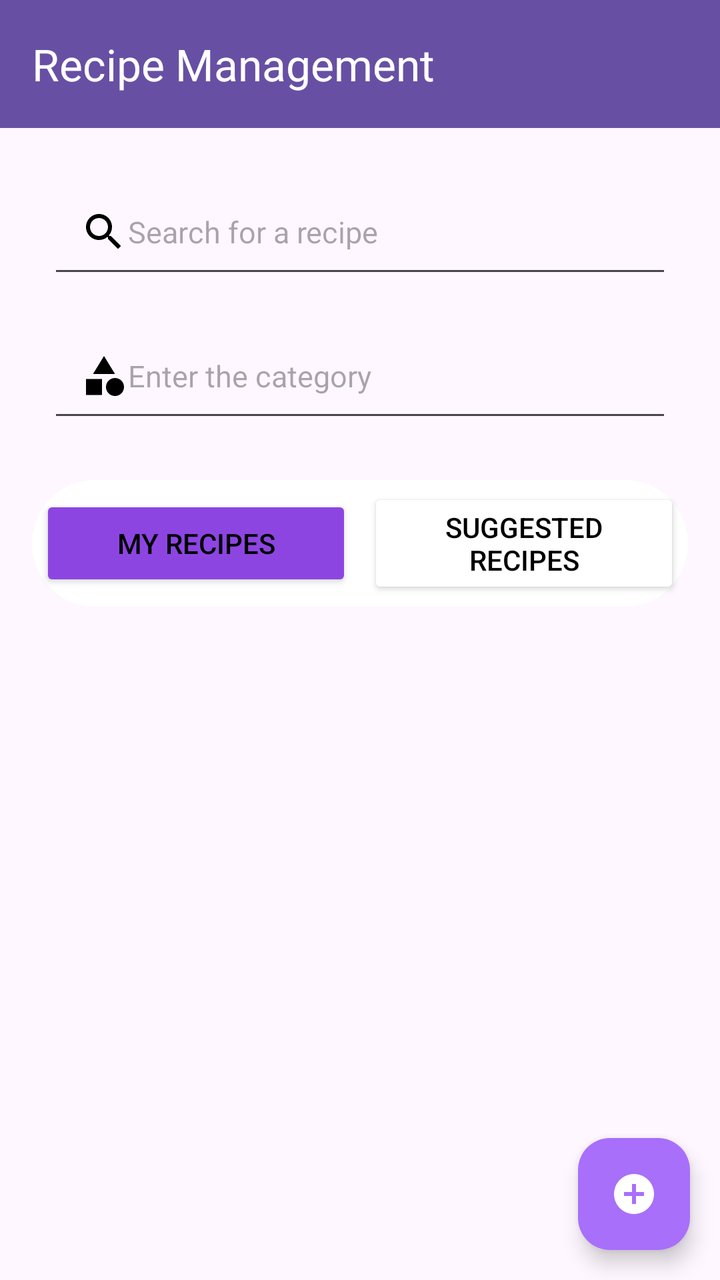
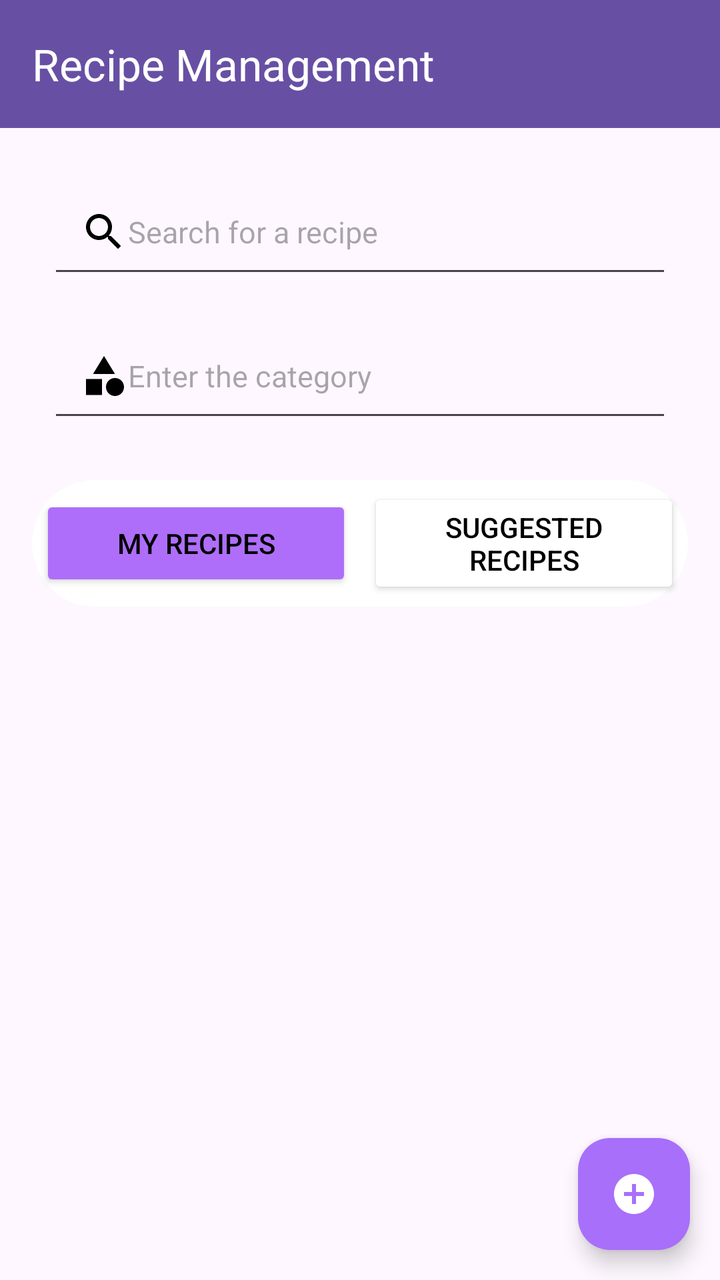

Two renders of the same Android screen: before a commit and after it. Below are the layout's source before the change and the commit's diff.
<!-- AndroidManifest.xml: application theme Theme.MenuBuilderV2 -->
<!-- res/layout/fragment_manage_recipes.xml -->
<?xml version="1.0" encoding="utf-8"?>
<androidx.constraintlayout.widget.ConstraintLayout
    xmlns:android="http://schemas.android.com/apk/res/android"
    xmlns:app="http://schemas.android.com/apk/res-auto"
    xmlns:tools="http://schemas.android.com/tools"
    android:layout_width="match_parent"
    android:layout_height="match_parent"
    tools:context=".View.Food.ManageRecipesFragment">

    
    <androidx.appcompat.widget.Toolbar
        android:id="@+id/toolbar"
        android:layout_width="match_parent"
        android:layout_height="wrap_content"
        android:background="?attr/colorPrimary"
        android:elevation="4dp"
        app:title="Recipe Management"
        app:titleTextColor="@android:color/white"
        tools:ignore="MissingConstraints" />

    
    <LinearLayout
        android:layout_width="match_parent"
        android:layout_height="671dp"
        android:orientation="vertical"
        android:padding="16dp"
        app:layout_constraintTop_toBottomOf="@id/toolbar"
        tools:layout_editor_absoluteX="-4dp">

        <LinearLayout
            android:layout_width="match_parent"
            android:layout_height="wrap_content"
            android:orientation="horizontal"
            android:gravity="center_vertical"
            android:padding="8dp">

            
            <EditText
                android:id="@+id/searchRecipeInput"
                android:layout_width="0dp"
                android:layout_height="wrap_content"
                android:layout_weight="1"
                android:drawableLeft="@drawable/ic_search"
                android:textSize="15sp"
                android:gravity="start|center_vertical"
                android:hint="Search for a recipe"
                android:padding="16dp"/>
        </LinearLayout>

        <LinearLayout
            android:layout_width="match_parent"
            android:layout_height="wrap_content"
            android:orientation="horizontal"
            android:gravity="center_vertical"
            android:padding="8dp">

            
            <EditText
                android:id="@+id/categoryInput"
                android:layout_width="0dp"
                android:layout_height="wrap_content"
                android:layout_weight="1"
                android:drawableLeft="@drawable/ic_category"
                android:textSize="15sp"
                android:gravity="start|center_vertical"
                android:hint="Enter the category"
                android:padding="16dp"/>
        </LinearLayout>

        
        <LinearLayout
            android:id="@+id/segmentedControl"
            android:layout_width="match_parent"
            android:layout_height="wrap_content"
            android:orientation="horizontal"
            android:background="@drawable/segmented_background"
            android:gravity="center"
            android:padding="4dp"
            android:layout_marginTop="16dp"
            android:layout_marginBottom="16dp"
            android:weightSum="2">

            <Button
                android:id="@+id/btn_my_recipes"
                android:layout_width="0dp"
                android:layout_height="wrap_content"
                android:layout_weight="1"
                android:backgroundTint="#8D45E2"
                android:text="My Recipes"
                android:textColor="@android:color/black"
                android:padding="10dp"
                android:layout_marginEnd="4dp" /> 

            <Button
                android:id="@+id/btn_suggested_recipes"
                android:layout_width="0dp"
                android:layout_height="wrap_content"
                android:layout_weight="1"
                android:backgroundTint="@color/white"
                android:text="Suggested Recipes"
                android:textColor="@android:color/black"
                android:padding="10dp"
                android:layout_marginStart="4dp" /> 

        </LinearLayout>

        <androidx.recyclerview.widget.RecyclerView
            android:id="@+id/recyclerView"
            android:layout_width="match_parent"
            android:layout_height="match_parent"
            android:layout_marginBottom="16dp"
            app:layout_constraintBottom_toTopOf="@id/fab_add_recipe"
            app:layout_constraintEnd_toEndOf="parent"
            app:layout_constraintStart_toStartOf="parent"
            app:layout_constraintTop_toBottomOf="@id/segmentedControl" />



    </LinearLayout>

    <com.google.android.material.floatingactionbutton.FloatingActionButton
        android:id="@+id/fab_add_recipe"
        android:layout_width="wrap_content"
        android:layout_height="wrap_content"
        android:layout_margin="15dp"
        android:contentDescription="Add Recipe"
        android:src="@drawable/ic_plus"
        app:tint="@android:color/white"
        app:backgroundTint="#A86FFA"
        app:layout_constraintBottom_toBottomOf="parent"
        app:layout_constraintEnd_toEndOf="parent" />

</androidx.constraintlayout.widget.ConstraintLayout>
<!-- resources referenced by this layout -->
<resources>
  <color name="white">#FFFFFFFF</color>
  <!-- drawable ic_category (drawable) -->
  <vector xmlns:android="http://schemas.android.com/apk/res/android" android:height="24dp" android:tint="#000000" android:viewportHeight="24" android:viewportWidth="24" android:width="24dp">
        
      <path android:fillColor="@android:color/white" android:pathData="M12,2l-5.5,9h11z"/>
        
      <path android:fillColor="@android:color/white" android:pathData="M17.5,17.5m-4.5,0a4.5,4.5 0,1 1,9 0a4.5,4.5 0,1 1,-9 0"/>
        
      <path android:fillColor="@android:color/white" android:pathData="M3,13.5h8v8H3z"/>
      
  </vector>
  <!-- drawable ic_plus (drawable) -->
  <vector xmlns:android="http://schemas.android.com/apk/res/android" android:height="24dp" android:tint="#000000" android:viewportHeight="24" android:viewportWidth="24" android:width="24dp">
        
      <path android:fillColor="@android:color/white" android:pathData="M12,2C6.48,2 2,6.48 2,12s4.48,10 10,10 10,-4.48 10,-10S17.52,2 12,2zM17,13h-4v4h-2v-4L7,13v-2h4L11,7h2v4h4v2z"/>
      
  </vector>
  <!-- drawable ic_search (drawable) -->
  <vector xmlns:android="http://schemas.android.com/apk/res/android" android:height="24dp" android:tint="#000000" android:viewportHeight="24" android:viewportWidth="24" android:width="24dp">
        
      <path android:fillColor="@android:color/white" android:pathData="M15.5,14h-0.79l-0.28,-0.27C15.41,12.59 16,11.11 16,9.5 16,5.91 13.09,3 9.5,3S3,5.91 3,9.5 5.91,16 9.5,16c1.61,0 3.09,-0.59 4.23,-1.57l0.27,0.28v0.79l5,4.99L20.49,19l-4.99,-5zM9.5,14C7.01,14 5,11.99 5,9.5S7.01,5 9.5,5 14,7.01 14,9.5 11.99,14 9.5,14z"/>
      
  </vector>
  <!-- drawable segmented_background (drawable) -->
  <shape xmlns:android="http://schemas.android.com/apk/res/android">
      <solid android:color="#FFFFFF" />
      <corners android:radius="50dp" />
  </shape>
  <style name="Theme.MenuBuilderV2" parent="Base.Theme.MenuBuilderV2" />
  <style name="Base.Theme.MenuBuilderV2" parent="Theme.Material3.DayNight.NoActionBar">
          
          
      </style>
</resources>

<!-- the commit's change to res/layout/fragment_manage_recipes.xml (unified diff, before → after) -->
@@ -85,7 +85,7 @@
                 android:layout_width="0dp"
                 android:layout_height="wrap_content"
                 android:layout_weight="1"
-                android:backgroundTint="#8D45E2"
+                android:backgroundTint="#AE6EFA"
                 android:text="My Recipes"
                 android:textColor="@android:color/black"
                 android:padding="10dp"
